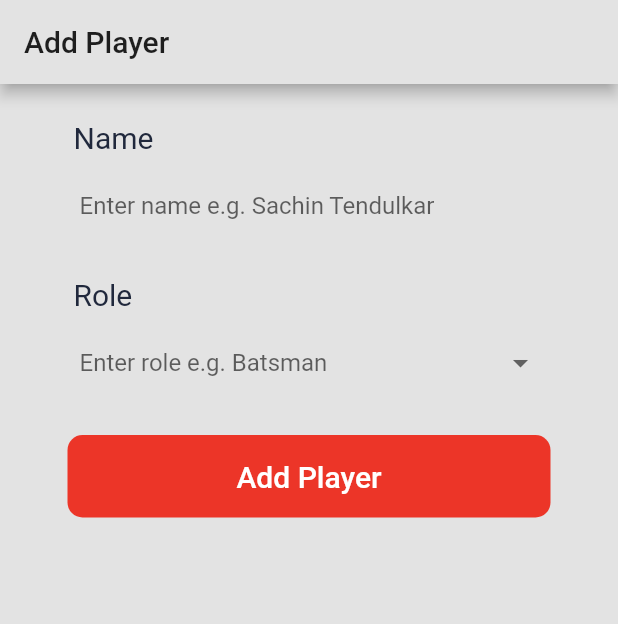
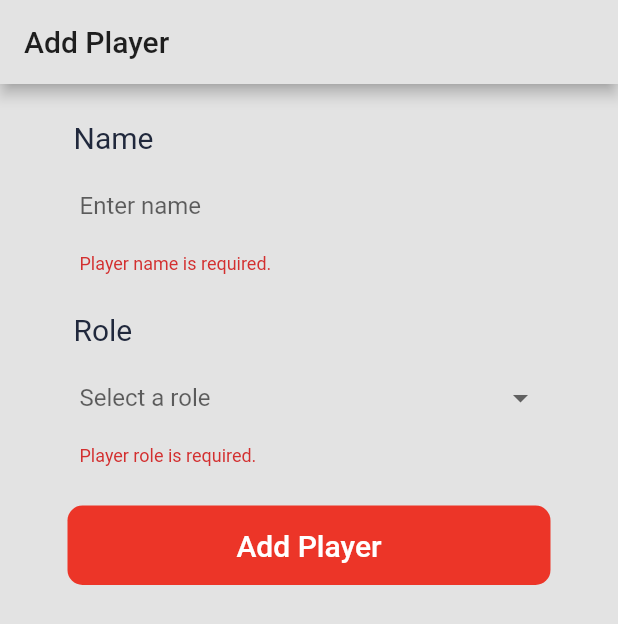
Before and after one commit to shuvoprosadsarnakar/fantasy_cricket, a Flutter app: the screen it shows after launch, after a tap on "Add Player", on a phone screen of 412 x 824 dp. Shown: the top 624 px of the screen. Run offline on Flutter 3.47's test engine with Material 2 defaults, Android fonts, the phone set to English and light mode, and no system bars; our stand-ins replace bloc, cloud_firestore, flutter_bloc; accounts and stored records are empty.

Commit message:
updated AddPlayer() screen
Now player can be added to firestore.

```diff
--- a/lib/screens/add_player/add_player.dart
+++ b/lib/screens/add_player/add_player.dart
@@ -1,28 +1,43 @@
-import 'package:cloud_firestore/cloud_firestore.dart';
 import 'package:fantasy_cricket/resources/colours/color_pallate.dart';
 import 'package:fantasy_cricket/screens/add_player/add_player_cubit.dart';
 import 'package:fantasy_cricket/screens/add_player/player_role_cubit.dart';
-import 'package:firebase_auth/firebase_auth.dart';
 import 'package:flutter/material.dart';
 import 'package:flutter_bloc/flutter_bloc.dart';
 
 class AddPlayer extends StatelessWidget {
+  // variable for managing state of this screen
+  final AddPlayerCubit addPlayerCubit = AddPlayerCubit();
+
+  // All player roles. Every role (String) will used to make dropdown items for
+  // role field of the add player form.
+  final List<String> playerRoles = <String>[
+    'Batsman',
+    'Wicket Keeper',
+    'All Rounder',
+    'Bowler',
+  ];
+
+  // dropdown item list for role field
+  final List<DropdownMenuItem<String>> playerRoleDropdownList = [];
+
+  // add dropdown items of role field to _playerRoleDropdownList
+  AddPlayer() {
+    playerRoles.forEach((String value) {
+      playerRoleDropdownList.add(DropdownMenuItem<String>(
+        value: value,
+        child: Text(value),
+      ));
+    });
+  }
+
   @override
   Widget build(BuildContext context) {
-    final AddPlayerCubit addPlayerCubit = AddPlayerCubit();
-    final PlayerRoleCubit playerRoleCubit = PlayerRoleCubit();
-
-    // login admin to insert player into firestore
-    if (FirebaseAuth.instance.currentUser() == null) {
-      FirebaseAuth.instance
-          .signInWithEmailAndPassword(
-            email: 'ranganroy567@gmail.com',
-            password: '1234567890',
-          )
-          .then((AuthResult authResult) => print(authResult));
-    }
-
-    return Scaffold(
+    return BlocBuilder<AddPlayerCubit, PlayerAddingStatus>(
+      bloc: addPlayerCubit,
+      builder: (BuildContext context, PlayerAddingStatus playerAddingStatus) {
+        if(addPlayerCubit.state == PlayerAddingStatus.adding) {
+          return Scaffold(body: Center(child: CircularProgressIndicator()));
+        } else return Scaffold(
           appBar: AppBar(title: Text('Add Player')),
           body: Form(
             key: addPlayerCubit.formKey,
@@ -32,137 +47,149 @@ class AddPlayer extends StatelessWidget {
                 horizontal: 45,
               ),
               children: [
-            // name field
-            Padding(
+                // name field with field title
+                getNameField(),
+                SizedBox(height: 15),
+
+                // role field with field title
+                getRoleField(),
+                SizedBox(height: 20),
+
+                // add player button
+                getFormSubmitButton(context),
+              ],
+            ),
+          ),
+        );
+      }
+    );
+  }
+
+  // returns field title
+  Padding getFieldTitle(String title) {
+    return Padding(
       padding: EdgeInsets.all(4),
       child: Text(
-                "Name",
+        title,
         style: TextStyle(
           color: ColorPallate.ebonyClay,
           fontSize: 20,
         ),
       ),
-            ),
-            Container(
-              decoration: BoxDecoration(
-                color: ColorPallate.mercury,
-                borderRadius: BorderRadius.all(Radius.circular(10)),
-              ),
-              child: Padding(
-                padding: EdgeInsets.symmetric(
-                  vertical: 6,
-                  horizontal: 8,
-                ),
-                child: TextFormField(
+    );
+  }
+
+  // returns name field with field title
+  Column getNameField() {
+    return Column(
+      crossAxisAlignment: CrossAxisAlignment.start,
+      children: [
+        getFieldTitle('Name'),
+        attachFieldContainer(
+          TextFormField(
             initialValue: addPlayerCubit.playerName,
             cursorColor: Colors.black38,
             decoration: InputDecoration(
               border: InputBorder.none,
               hintStyle: TextStyle(fontSize: 16),
-                    hintText: 'Enter name e.g. Sachin Tendulkar',
+              hintText: 'Enter name',
             ),
             validator: (String value) {
-                    if (value.isEmpty) {
+              if(value.isEmpty) {
                 return 'Player name is required.';
-                    } else
-                      return null;
+              } else  return null;
             },
             onSaved: (String value) {
               addPlayerCubit.playerName = value;
             },
           ),
         ),
-            ),
+      ],
+    );
+  }
 
-            // space between two fields
-            SizedBox(height: 14),
-
-            // role field
-            Padding(
-              padding: EdgeInsets.all(4),
-              child: Text(
-                "Role",
-                style: TextStyle(
-                  color: ColorPallate.ebonyClay,
-                  fontSize: 20,
-                ),
-              ),
-            ),
-            Container(
-              decoration: BoxDecoration(
-                color: ColorPallate.mercury,
-                borderRadius: BorderRadius.all(Radius.circular(10)),
-              ),
-              child: Padding(
-                  padding: EdgeInsets.symmetric(
-                    vertical: 6,
-                    horizontal: 8,
-                  ),
-                  child: BlocBuilder<PlayerRoleCubit, String>(
-                      bloc: playerRoleCubit,
+  // returns role field with field title
+  Column getRoleField() {
+    return Column(
+      crossAxisAlignment: CrossAxisAlignment.start,
+      children: [
+        getFieldTitle('Role'),
+        attachFieldContainer(
+          BlocBuilder<PlayerRoleCubit, String>(
+            bloc: addPlayerCubit.playerRoleCubit,
             builder: (BuildContext context, String state) {
               return DropdownButtonFormField<String>(
-                          value: playerRoleCubit.state,
+                value: addPlayerCubit.playerRoleCubit.state,
                 isExpanded: true,
                 decoration: InputDecoration(
                   border: InputBorder.none,
                 ),
-                          hint: Text('Enter role e.g. Batsman'),
-                          items:
-                              playerRoleCubit.playerRoles.map((String value) {
-                            return DropdownMenuItem(
-                              value: value,
-                              child: Text(value),
-                            );
-                          }).toList(),
+                hint: Text('Select a role'),
+                items: playerRoleDropdownList,
                 onChanged: (String value) {
-                            playerRoleCubit.emitState(value);
+                  addPlayerCubit.playerRoleCubit.emitState(value);
                 },
                 validator: (String value) {
-                            if (value == null) {
-                              return 'Select a player role.';
-                            } else
-                              return null;
-                          },
-                          onSaved: (String value) {
-                            addPlayerCubit.playerRole = value;
+                  if(value == null) {
+                    return 'Player role is required.';
+                  } else return null;
                 },
               );
-                      })),
+            }
           ),
+        ),
+      ],
+    );
+  }
 
-            // space between two fields
-            SizedBox(height: 18),
-
-            // add player button
-            TextButton(
-              child: Padding(
-                padding: EdgeInsets.all(8),
+  // returns add player button
+  TextButton getFormSubmitButton(BuildContext context) {
+    return TextButton(
       child: Text(
         'Add Player',
         style: TextStyle(fontSize: 20),
-                ),
       ),
       style: TextButton.styleFrom(
         shape: RoundedRectangleBorder(
           borderRadius: BorderRadius.circular(10),
         ),
+        padding: EdgeInsets.all(15),
         primary: Colors.white,
         backgroundColor: ColorPallate.pomegranate,
       ),
-              onPressed: () {
-                //addPlayerCubit.addPlayerToDb(playerRoleCubit.state);
-                Firestore.instance.collection('players').add({
-                  'name': "playerName",
-                  'role': " ",
-                }).catchError((error) {
-                  print(error);
-                });
+      onPressed: () async {
+        await addPlayerCubit.addPlayerToDb();
+
+        if(addPlayerCubit.state != null) {
+          String snackBarMsg;
+
+          if(addPlayerCubit.state == PlayerAddingStatus.added) {
+            snackBarMsg = 'Player added successfully.';
+          } else if(addPlayerCubit.state == PlayerAddingStatus.
+            failed) {
+            snackBarMsg = 'Failed to add player, try again.';
+          }
+
+          ScaffoldMessenger.of(context).showSnackBar(SnackBar(
+            content: Text(snackBarMsg),
+          ));
+        }
       },
-            )
-          ],
+    );
+  }
+
+  // places a field inside a container and returns the container
+  Container attachFieldContainer(Widget field) {
+    return Container(
+      padding: EdgeInsets.symmetric(
+        vertical: 6,
+        horizontal: 8,
       ),
+      decoration: BoxDecoration(
+        color: ColorPallate.mercury,
+        borderRadius: BorderRadius.all(Radius.circular(10)),
       ),
+      child: field,
     );
   }
 }
--- a/lib/screens/add_player/add_player_cubit.dart
+++ b/lib/screens/add_player/add_player_cubit.dart
@@ -1,24 +1,52 @@
 import 'package:bloc/bloc.dart';
 import 'package:cloud_firestore/cloud_firestore.dart';
 import 'package:flutter/material.dart';
+import 'package:fantasy_cricket/screens/add_player/player_role_cubit.dart';
 
 enum PlayerAddingStatus {adding, added, failed}
 
 class AddPlayerCubit extends Cubit<PlayerAddingStatus> {
   AddPlayerCubit() : super(null);
 
+  // variable for manipulating the from here
   final GlobalKey<FormState> formKey = GlobalKey<FormState>();
-  String playerName, playerRole;
 
-  void addPlayerToDb(String playerRole) {
-    print("Player name:"+playerName);
-    print("\n Player role:"+playerRole);
+  // variable for managing state of role field and get player's role
+  final PlayerRoleCubit playerRoleCubit = PlayerRoleCubit();
+
+  // player's name of the form will be set here
+  String playerName;
+
+  Future<void> addPlayerToDb() async {
     if(formKey.currentState.validate()) {
       formKey.currentState.save();
-      Firestore.instance.collection('players').add({
-        'name': playerName,
-        'role': playerRole,
-      }).catchError((error){ print(error); });
+      // after emitting this state a progress animation will be shown on
+      // AddPlayer() screen
+      emit(PlayerAddingStatus.adding);
+
+      try {
+        // add player into firestore
+        await Firestore.instance.collection('players').add({
+          'name': playerName,
+          'role': playerRoleCubit.state,
+        });
+
+        // if player is successfully added then null below properties because
+        // after emitting next state the AddPlayer() screen form will be shown
+        // again where name and role field should be empty
+        playerName = null;
+        playerRoleCubit.emitState(null);
+
+        // after emitting this state AddPlayer() screen form will be shown again
+        // and a success message will be shown
+        emit(PlayerAddingStatus.added);
+      } catch(error) {
+        // show error on debug console
+        print(error);
+        // after emitting this state the AddPlayer() screen form will be shown
+        // again with past form values and an error message will be shown
+        emit(PlayerAddingStatus.failed);
+      }
     }
   }
 }
--- a/lib/screens/add_player/player_role_cubit.dart
+++ b/lib/screens/add_player/player_role_cubit.dart
@@ -3,12 +3,5 @@ import 'package:bloc/bloc.dart';
 class PlayerRoleCubit extends Cubit<String> {
   PlayerRoleCubit() : super(null);
 
-  final List<String> playerRoles = <String>[
-    'Batsman',
-    'Wicket Keeper',
-    'All Rounder',
-    'Bowler',
-  ];
-
   void emitState(String state) => emit(state);
 }
```
Lines whose indentation alone changed are shown as unchanged.
